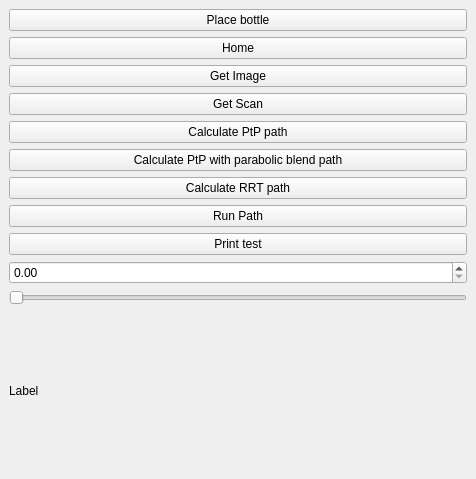
This is RoviSamplePlugin/src/SamplePlugin.ui in mathujeyanth/Advanced_Robotics as Qt 5 draws it before an edit. The edited form follows.
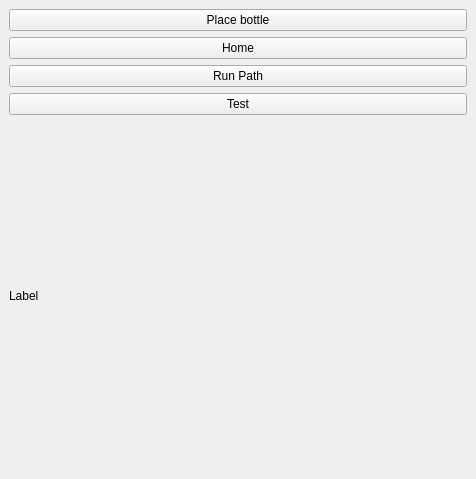
This is the edited form.

The edit to the form file:
```diff
--- a/RoviSamplePlugin/src/SamplePlugin.ui
+++ b/RoviSamplePlugin/src/SamplePlugin.ui
@@ -31,41 +31,6 @@
         </property>
        </widget>
       </item>
-      <item>
-       <widget class="QPushButton" name="_btn_im">
-        <property name="text">
-         <string>Get Image</string>
-        </property>
-       </widget>
-      </item>
-      <item>
-       <widget class="QPushButton" name="_btn_scan">
-        <property name="text">
-         <string>Get Scan</string>
-        </property>
-       </widget>
-      </item>
-      <item>
-       <widget class="QPushButton" name="_btnPtP">
-        <property name="text">
-         <string>Calculate PtP path</string>
-        </property>
-       </widget>
-      </item>
-      <item>
-       <widget class="QPushButton" name="_btnPtPi">
-        <property name="text">
-         <string>Calculate PtP with parabolic blend path</string>
-        </property>
-       </widget>
-      </item>
-      <item>
-       <widget class="QPushButton" name="_btn0">
-        <property name="text">
-         <string>Calculate RRT path</string>
-        </property>
-       </widget>
-      </item>
       <item>
        <widget class="QPushButton" name="_btn_runPath">
         <property name="text">
@@ -76,17 +41,7 @@
       <item>
        <widget class="QPushButton" name="_printTest">
         <property name="text">
-         <string>Print test</string>
-        </property>
-       </widget>
-      </item>
-      <item>
-       <widget class="QDoubleSpinBox" name="_doubleSpinBox"/>
-      </item>
-      <item>
-       <widget class="QSlider" name="_slider">
-        <property name="orientation">
-         <enum>Qt::Horizontal</enum>
+         <string>Test</string>
         </property>
        </widget>
       </item>
```
